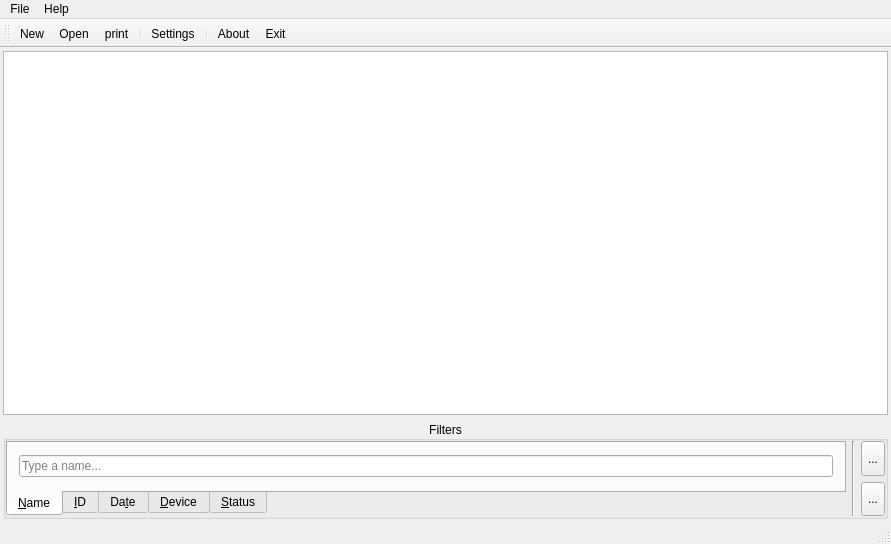
The window that src/mainwindow.ui (mbnoimi/SimpleInvoice) describes before a commit, drawn with Qt 5.
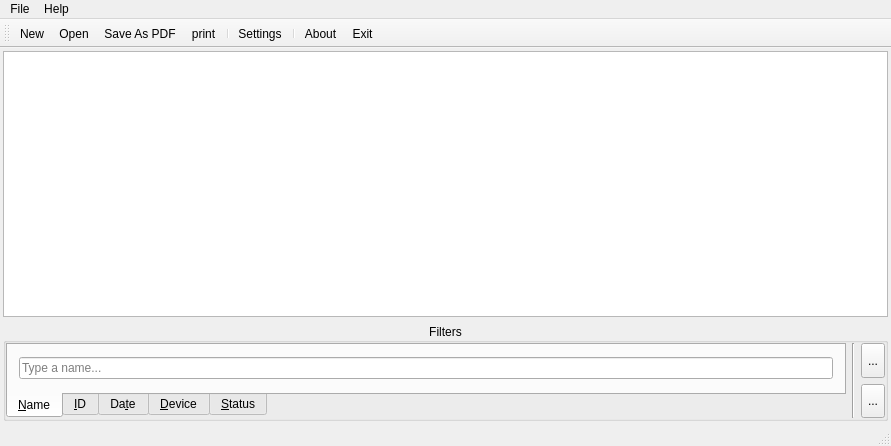
The same window after the commit. Icons and pictures are not drawn.

What changed in the file:
```diff
--- a/src/mainwindow.ui
+++ b/src/mainwindow.ui
@@ -7,7 +7,7 @@
     <x>0</x>
     <y>0</y>
     <width>891</width>
-    <height>544</height>
+    <height>446</height>
    </rect>
   </property>
   <property name="windowTitle">
@@ -257,6 +257,7 @@
    </attribute>
    <addaction name="actionNew"/>
    <addaction name="actionOpen"/>
+   <addaction name="actionSaveAsPDF"/>
    <addaction name="actionPrint"/>
    <addaction name="separator"/>
    <addaction name="actionSettings"/>
@@ -337,6 +338,15 @@
     <string>Ctrl+P</string>
    </property>
   </action>
+  <action name="actionSaveAsPDF">
+   <property name="icon">
+    <iconset resource="res.qrc">
+     <normaloff>:/icons/res/application-pdf.png</normaloff>:/icons/res/application-pdf.png</iconset>
+   </property>
+   <property name="text">
+    <string>Save As PDF</string>
+   </property>
+  </action>
  </widget>
  <layoutdefault spacing="6" margin="11"/>
  <tabstops>
```
Left out of the diff: 1 changed line with no effect on the pictures.
